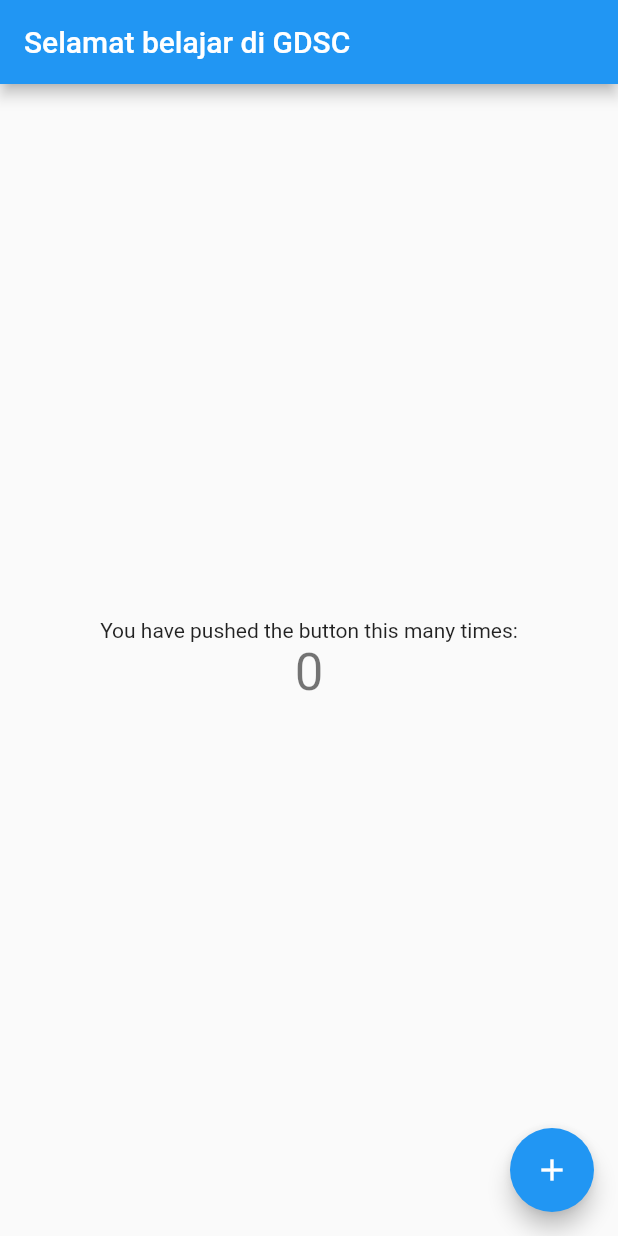
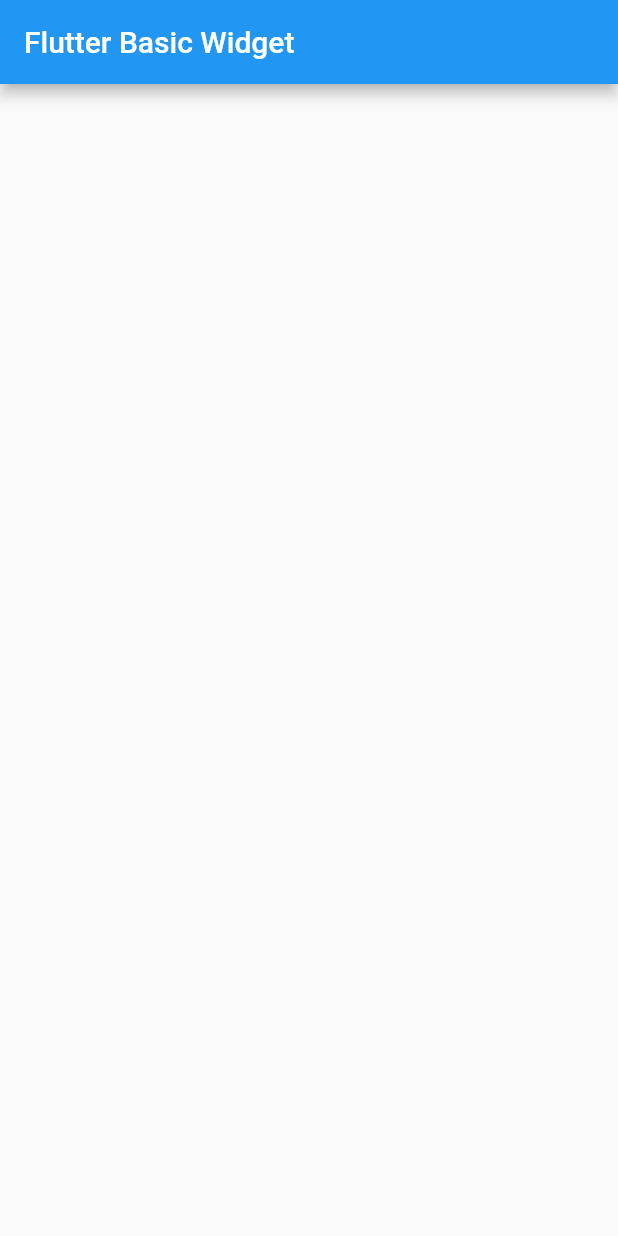
Before and after one commit to yusmnn/fic_widget_basic_first, a Flutter app: the screen it shows after launch, on a phone screen of 412 x 824 dp. Run offline on Flutter 3.47's test engine with Material 2 defaults, Android fonts, the phone set to English and light mode, and no system bars.

Commit message:
create: home_page

```diff
--- a/lib/main.dart
+++ b/lib/main.dart
@@ -1,3 +1,4 @@
+import 'package:fic_widget_basic_first/pages/home_page.dart';
 import 'package:flutter/material.dart';
 
 void main() {
@@ -9,60 +10,9 @@
 
   @override
   Widget build(BuildContext context) {
-    return MaterialApp(
-      debugShowCheckedModeBanner: false,
-      title: 'Flutter Demo',
-      theme: ThemeData(
-        primarySwatch: Colors.blue,
-      ),
-      home: const MyHomePage(title: 'Selamat belajar di GDSC'),
+    return const MaterialApp(
+      title: "FIC flutter basic",
+      home: HomePage(),
     );
   }
 }
-
-class MyHomePage extends StatefulWidget {
-  const MyHomePage({super.key, required this.title});
-
-  final String title;
-
-  @override
-  State<MyHomePage> createState() => _MyHomePageState();
-}
-
-class _MyHomePageState extends State<MyHomePage> {
-  int _counter = 0;
-
-  void _incrementCounter() {
-    setState(() {
-      _counter++;
-    });
-  }
-
-  @override
-  Widget build(BuildContext context) {
-    return Scaffold(
-      appBar: AppBar(
-        title: Text(widget.title),
-      ),
-      body: Center(
-        child: Column(
-          mainAxisAlignment: MainAxisAlignment.center,
-          children: <Widget>[
-            const Text(
-              'You have pushed the button this many times:',
-            ),
-            Text(
-              '$_counter',
-              style: Theme.of(context).textTheme.headline4,
-            ),
-          ],
-        ),
-      ),
-      floatingActionButton: FloatingActionButton(
-        onPressed: _incrementCounter,
-        tooltip: 'Increment',
-        child: const Icon(Icons.add),
-      ),
-    );
-  }
-}
--- /dev/null
+++ b/lib/pages/home_page.dart
@@ -0,0 +1,14 @@
+import 'package:flutter/material.dart';
+
+class HomePage extends StatelessWidget {
+  const HomePage({super.key});
+
+  @override
+  Widget build(BuildContext context) {
+    return Scaffold(
+      appBar: AppBar(
+        title: const Text("Flutter Basic Widget"),
+      ),
+    );
+  }
+}
```
